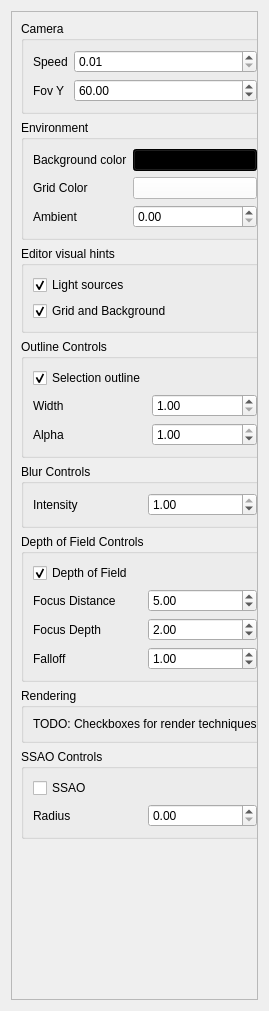
Old version of the form Project3Root/Project3/ui/miscsettingswidget.ui in the repository MarcFly/AGP-ShaderLearning.
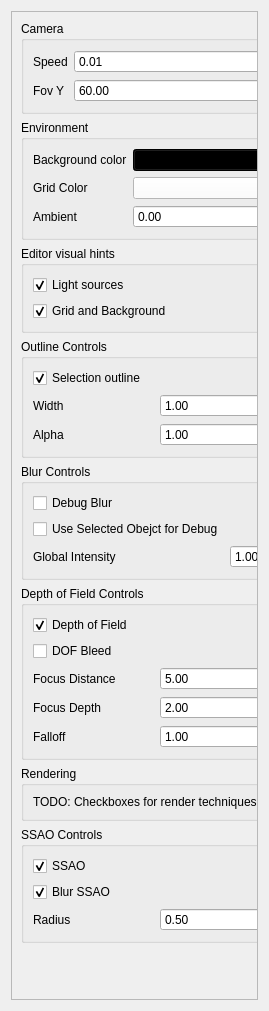
New version of the form.

Commit message:
SSAO Mask Blurred
Added miscSettings for controls and put them in the save and load

This is good enough to be merged
Then, go into the depth bleeding from front objects
Pass the depth testing of the blur into the mask to make the blur more global

Texture loading should be solved somehow later, would be great
Then start making powerpoint and scene

Depth Peeling not today, don't think there is enough time for it.

The edit to the form file:
```diff
--- a/Project3Root/Project3/ui/miscsettingswidget.ui
+++ b/Project3Root/Project3/ui/miscsettingswidget.ui
@@ -27,7 +27,7 @@
        <rect>
         <x>0</x>
         <y>0</y>
-        <width>249</width>
+        <width>264</width>
         <height>991</height>
        </rect>
       </property>
@@ -343,14 +343,7 @@
           <string>Blur Controls</string>
          </property>
          <layout class="QGridLayout" name="gridLayout_2">
-          <item row="1" column="0">
-           <widget class="QLabel" name="label_8">
-            <property name="text">
-             <string>Intensity</string>
-            </property>
-           </widget>
-          </item>
-          <item row="1" column="1">
+          <item row="2" column="1">
            <widget class="QDoubleSpinBox" name="blurIntensity">
             <property name="maximum">
              <double>1.000000000000000</double>
@@ -363,6 +356,27 @@
             </property>
            </widget>
           </item>
+          <item row="2" column="0">
+           <widget class="QLabel" name="label_8">
+            <property name="text">
+             <string>Global Intensity</string>
+            </property>
+           </widget>
+          </item>
+          <item row="0" column="0">
+           <widget class="QCheckBox" name="checkBlur">
+            <property name="text">
+             <string>Debug Blur</string>
+            </property>
+           </widget>
+          </item>
+          <item row="1" column="0">
+           <widget class="QCheckBox" name="checkBlurMask">
+            <property name="text">
+             <string>Use Selected Obejct for Debug</string>
+            </property>
+           </widget>
+          </item>
          </layout>
         </widget>
        </item>
@@ -372,6 +386,13 @@
           <string>Depth of Field Controls</string>
          </property>
          <layout class="QGridLayout" name="gridLayout_3">
+          <item row="3" column="0">
+           <widget class="QLabel" name="label_10">
+            <property name="text">
+             <string>Focus Depth</string>
+            </property>
+           </widget>
+          </item>
           <item row="0" column="0">
            <widget class="QCheckBox" name="globalDOF">
             <property name="text">
@@ -382,14 +403,27 @@
             </property>
            </widget>
           </item>
-          <item row="1" column="0">
+          <item row="2" column="0">
            <widget class="QLabel" name="label_9">
             <property name="text">
              <string>Focus Distance</string>
             </property>
            </widget>
           </item>
-          <item row="1" column="1">
+          <item row="4" column="1">
+           <widget class="QDoubleSpinBox" name="falloffSpin">
+            <property name="maximum">
+             <double>9999.000000000000000</double>
+            </property>
+            <property name="singleStep">
+             <double>0.050000000000000</double>
+            </property>
+            <property name="value">
+             <double>1.000000000000000</double>
+            </property>
+           </widget>
+          </item>
+          <item row="2" column="1">
            <widget class="QDoubleSpinBox" name="distSpin">
             <property name="maximum">
              <double>9999.000000000000000</double>
@@ -402,27 +436,7 @@
             </property>
            </widget>
           </item>
-          <item row="2" column="0">
-           <widget class="QLabel" name="label_10">
-            <property name="text">
-             <string>Focus Depth</string>
-            </property>
-           </widget>
-          </item>
-          <item row="2" column="1">
-           <widget class="QDoubleSpinBox" name="depthSpin">
-            <property name="maximum">
-             <double>9999.000000000000000</double>
-            </property>
-            <property name="singleStep">
-             <double>0.100000000000000</double>
-            </property>
-            <property name="value">
-             <double>2.000000000000000</double>
-            </property>
-           </widget>
-          </item>
-          <item row="3" column="0">
+          <item row="4" column="0">
            <widget class="QLabel" name="label_11">
             <property name="text">
              <string>Falloff</string>
@@ -430,7 +444,7 @@
            </widget>
           </item>
           <item row="3" column="1">
-           <widget class="QDoubleSpinBox" name="falloffSpin">
+           <widget class="QDoubleSpinBox" name="depthSpin">
             <property name="maximum">
              <double>9999.000000000000000</double>
             </property>
@@ -438,7 +452,14 @@
              <double>0.050000000000000</double>
             </property>
             <property name="value">
-             <double>1.000000000000000</double>
+             <double>2.000000000000000</double>
+            </property>
+           </widget>
+          </item>
+          <item row="1" column="0">
+           <widget class="QCheckBox" name="checkBleed">
+            <property name="text">
+             <string>DOF Bleed</string>
             </property>
            </widget>
           </item>
@@ -472,17 +493,37 @@
             <property name="text">
              <string>SSAO</string>
             </property>
+            <property name="checked">
+             <bool>true</bool>
+            </property>
            </widget>
           </item>
-          <item row="1" column="0">
+          <item row="2" column="1">
+           <widget class="QDoubleSpinBox" name="aoRadSpin">
+            <property name="singleStep">
+             <double>0.100000000000000</double>
+            </property>
+            <property name="value">
+             <double>0.500000000000000</double>
+            </property>
+           </widget>
+          </item>
+          <item row="2" column="0">
            <widget class="QLabel" name="label_13">
             <property name="text">
              <string>Radius</string>
             </property>
            </widget>
           </item>
-          <item row="1" column="1">
-           <widget class="QDoubleSpinBox" name="aoRadSpin"/>
+          <item row="1" column="0">
+           <widget class="QCheckBox" name="checkBlurSSAO">
+            <property name="text">
+             <string>Blur SSAO</string>
+            </property>
+            <property name="checked">
+             <bool>true</bool>
+            </property>
+           </widget>
           </item>
          </layout>
         </widget>
```
Left out of the diff: 2 changed lines with no effect on the pictures. The commit also changes 6 other files.
